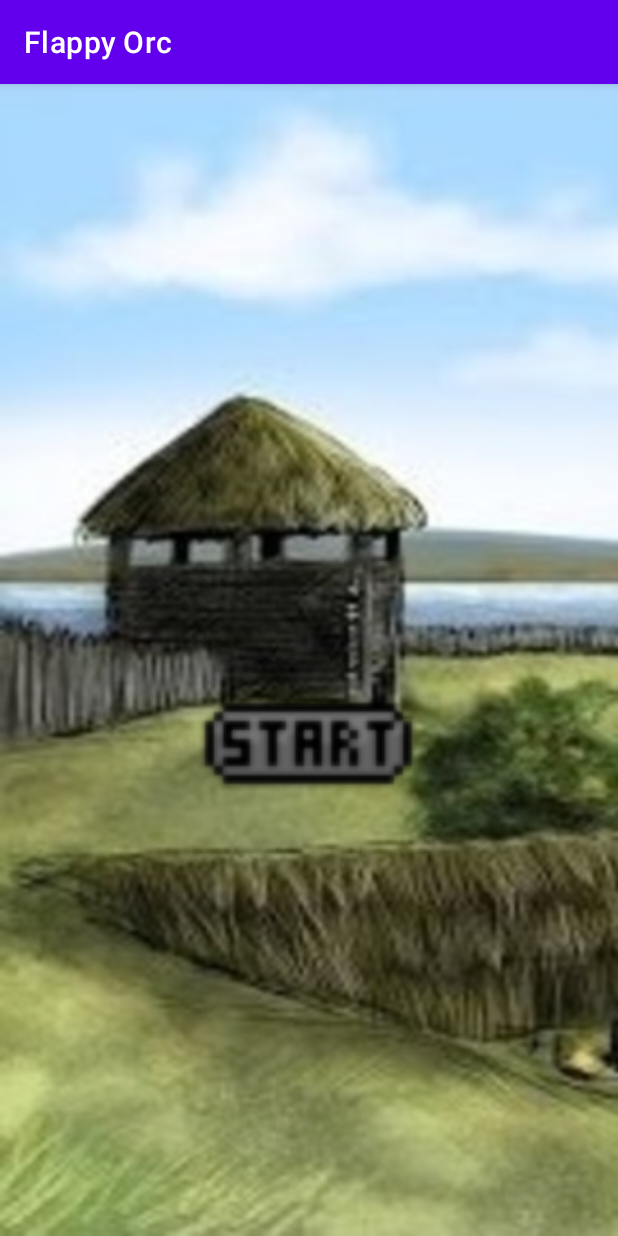
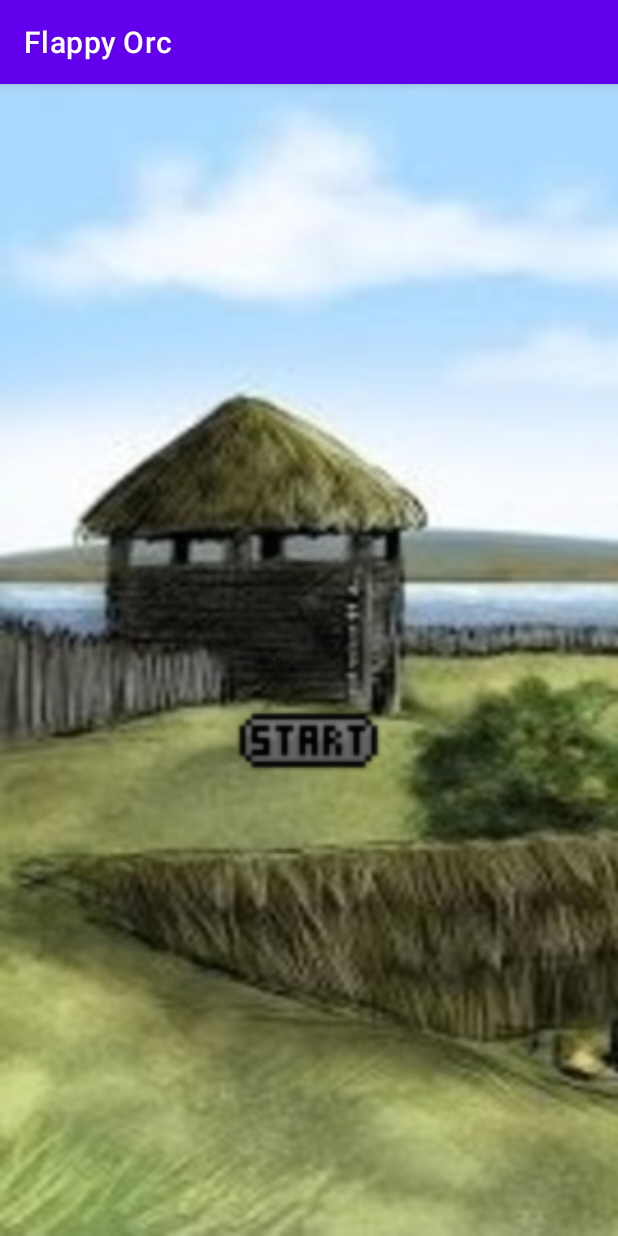
Before and after one commit to OliverFekete/FlappyOrc, an Android app: the screen it shows after launch (MainActivity), on a phone screen of 412 x 824 dp. Run offline under Robolectric (Android 15) with nearby library versions, the phone set to English and light mode, and no system bars.

```diff
--- a/app/src/main/res/layout/activity_main.xml
+++ b/app/src/main/res/layout/activity_main.xml
@@ -6,7 +6,7 @@
         android:layout_width="match_parent"
         android:layout_height="match_parent"
         tools:context=".MainActivity"
-        android:background="@drawable/barbarian_village_background">
+        android:background="@drawable/barbarian_village_main_background">
 
     <ImageButton
             android:id="@+id/imageButton2"
@@ -15,6 +15,6 @@
             android:layout_centerInParent="true"
             android:background="@drawable/start_button"
             android:translationY="50dp"
-            android:onClick="startGame" android:scaleX="3" android:scaleY="3"/>
+            android:onClick="startGame" android:scaleX="2" android:scaleY="2"/>
 
 </RelativeLayout>
```
Also changed, not shown: app/src/main/java/com/chromosome/warriors/flappyorc/BitmapBank.java (added, +26 -0 lines), app/src/main/res/drawable/barbarian_village_game_background.png (renamed from app/src/main/res/drawable/barbarian_village_background_moving.png), app/src/main/res/drawable/barbarian_village_main_background.png (renamed from app/src/main/res/drawable/barbarian_village_background.png).
